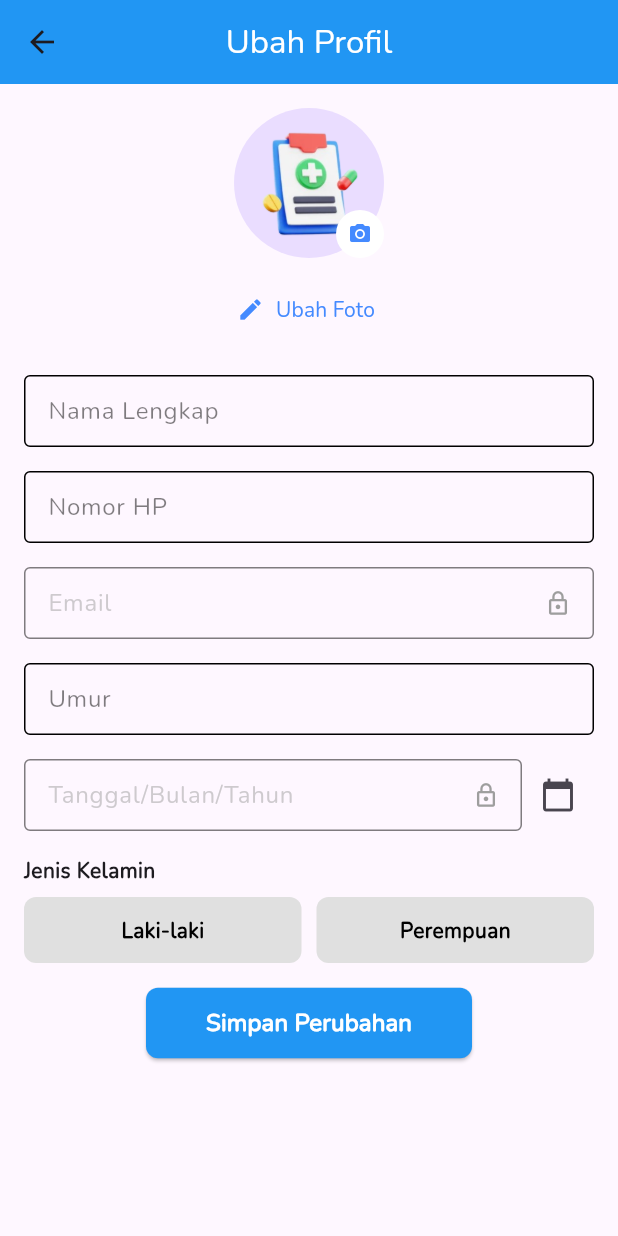
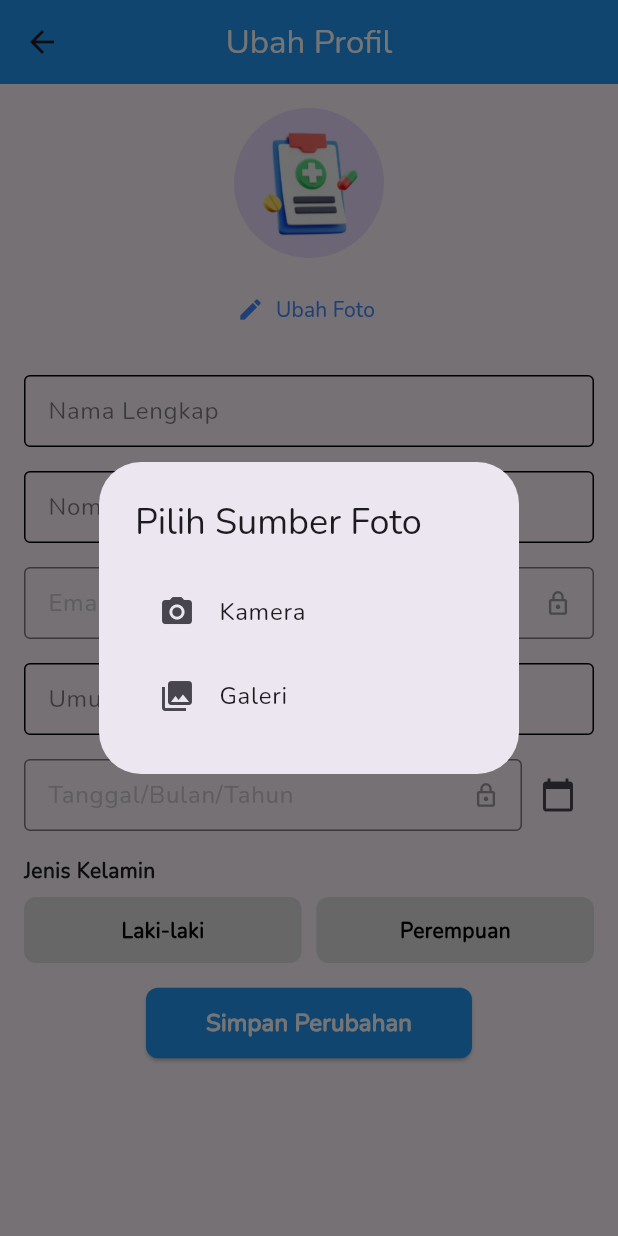
Before and after one commit to radan775/aplikasi_booking_dokter, a Flutter app: the ChangeProfileView screen opened by its route, after a tap on "Ubah Foto", on a phone screen of 412 x 824 dp. Run offline on Flutter 3.47's test engine with Material 3 defaults, Android fonts, the phone set to English and light mode, and no system bars; our stand-ins replace cloud_firestore, firebase_auth, firebase_core, font_awesome_flutter, get, get_storage and 6 more; accounts and stored records are empty.

Commit message:
Filter home dan lab test bekerja. Foto profile bisa tersimpan.

```diff
--- a/lib/app/modules/change_profile/controllers/change_profile_controller.dart
+++ b/lib/app/modules/change_profile/controllers/change_profile_controller.dart
@@ -1,12 +1,16 @@
+import 'dart:io';
+
 import 'package:aplikasi_booking_dokter/app/data/consts/colors.dart';
 import 'package:cloud_firestore/cloud_firestore.dart';
 import 'package:get/get.dart';
 import 'package:flutter/material.dart';
 import 'package:get_storage/get_storage.dart';
+import 'package:image_picker/image_picker.dart';
 
 class ChangeProfileController extends GetxController {
   final FirebaseFirestore _firestore = FirebaseFirestore.instance;
   final _storage = GetStorage();
+  final ImagePicker _picker = ImagePicker();
 
   final nameController = TextEditingController();
   final phoneController = TextEditingController();
@@ -18,11 +22,76 @@ class ChangeProfileController extends GetxController {
   var selectedGender = ''.obs;
   var isLoading = false.obs;
   RxBool isFormValid = false.obs;
+  Rx<File?> profileImage = Rx<File?>(null);
 
   @override
   void onInit() {
     super.onInit();
     fetchUserData();
+
+    loadProfileImage();
+  }
+
+  void showImageSourceDialog() {
+    Get.dialog(
+      AlertDialog(
+        title: Text('Pilih Sumber Foto'),
+        content: Column(
+          mainAxisSize: MainAxisSize.min,
+          children: [
+            ListTile(
+              leading: Icon(Icons.camera_alt),
+              title: Text('Kamera'),
+              onTap: () {
+                Get.back(); // Tutup dialog
+                pickImage(ImageSource.camera);
+              },
+            ),
+            ListTile(
+              leading: Icon(Icons.photo_library),
+              title: Text('Galeri'),
+              onTap: () {
+                Get.back(); // Tutup dialog
+                pickImage(ImageSource.gallery);
+              },
+            ),
+          ],
+        ),
+      ),
+    );
+  }
+
+  Future<void> pickImage(ImageSource source) async {
+    try {
+      final pickedFile = await _picker.pickImage(
+        source: source,
+        maxWidth: 500,
+        maxHeight: 500,
+        imageQuality: 80,
+      );
+
+      if (pickedFile != null) {
+        // Simpan file
+        File imageFile = File(pickedFile.path);
+        profileImage.value = imageFile;
+      }
+    } catch (e) {
+      // Tangani error
+      Get.snackbar(
+        'Error',
+        'Gagal mengambil foto: $e',
+        snackPosition: SnackPosition.TOP,
+        backgroundColor: Colors.red,
+        colorText: Colors.white,
+      );
+    }
+  }
+
+  void loadProfileImage() {
+    String? imagePath = _storage.read('fotoProfile');
+    if (imagePath != null) {
+      profileImage.value = File(imagePath);
+    }
   }
 
   Future<void> fetchUserData() async {
@@ -103,10 +172,11 @@ class ChangeProfileController extends GetxController {
       };
 
       await _firestore.collection('users').doc(userId).update(updateData);
+      _storage.write('fotoProfile', profileImage.value?.path);
       // Tutup loading
       Get.back();
       // Kembali ke halaman sebelumnya
-      Get.back();
+      Get.back(result: true);
       // Tampilkan snackbar sukses
       Get.snackbar(
         "Sukses",
--- a/lib/app/modules/change_profile/views/change_profile_view.dart
+++ b/lib/app/modules/change_profile/views/change_profile_view.dart
@@ -40,36 +40,25 @@ class ChangeProfileView extends GetView<ChangeProfileController> {
                       children: [
                         Stack(
                           children: [
-                            CircleAvatar(
-                              radius: 50,
-                              backgroundImage: AssetImage(
-                                AppAssets.imgSignup,
-                              ), // Placeholder image
-                            ),
-                            Positioned(
-                              bottom: 0,
-                              right: 0,
-                              child: CircleAvatar(
-                                radius: 16,
-                                backgroundColor: Colors.white,
-                                child: IconButton(
-                                  onPressed: () {
-                                    // Logic for changing photo
-                                  },
-                                  icon: const Icon(
-                                    Icons.camera_alt,
-                                    size: 16,
-                                    color: Colors.blueAccent,
-                                  ),
-                                ),
-                              ),
-                            ),
+                            Obx(() {
+                              // Tampilkan foto dari storage atau placeholder
+                              return CircleAvatar(
+                                radius: 50,
+                                backgroundImage: controller
+                                            .profileImage.value !=
+                                        null
+                                    ? FileImage(controller.profileImage.value!)
+                                    : AssetImage(AppAssets.imgSignup)
+                                        as ImageProvider,
+                              );
+                            }),
                           ],
                         ),
                         const SizedBox(height: 10),
                         TextButton.icon(
                           onPressed: () {
-                            // Tambahkan logika upload foto
+                            // Tampilkan dialog pilih sumber foto
+                            controller.showImageSourceDialog();
                           },
                           icon:
                               const Icon(Icons.edit, color: Colors.blueAccent),
--- a/lib/app/modules/history/views/history_view.dart
+++ b/lib/app/modules/history/views/history_view.dart
@@ -24,7 +24,9 @@ class HistoryView extends GetView<HistoryController> {
         ),
         centerTitle: true,
       ),
-      body: Obx(() {
+      body: RefreshIndicator(
+        onRefresh: () async => await controller.fetchHistory(),
+        child: Obx(() {
           // Tampilkan loading jika sedang mengambil data
           if (controller.isLoading.value) {
             return const Center(child: CircularProgressIndicator());
@@ -268,6 +270,7 @@ class HistoryView extends GetView<HistoryController> {
             },
           );
         }),
+      ),
     );
   }
 }
--- a/pubspec.yaml
+++ b/pubspec.yaml
@@ -53,6 +53,7 @@ dependencies:
   url_launcher: ^6.3.1
   lottie: ^3.2.0
   uuid: ^4.5.1
+  image_picker: ^1.1.2
 
 dev_dependencies:
   flutter_test:
```
Also changed, not shown: lib/app/modules/home/controllers/home_controller.dart (+65 -16 lines), lib/app/modules/home/views/home_view.dart (+28 -11 lines), lib/app/modules/lab_test/controllers/lab_test_controller.dart (+64 -11 lines), lib/app/modules/lab_test/views/lab_test_view.dart (+25 -13 lines), lib/app/modules/profiles/controllers/profiles_controller.dart (+17 -1 lines), lib/app/modules/profiles/views/profiles_view.dart (+20 -7 lines), pubspec.lock, 6 other files. Lines whose indentation alone changed are shown as unchanged.
